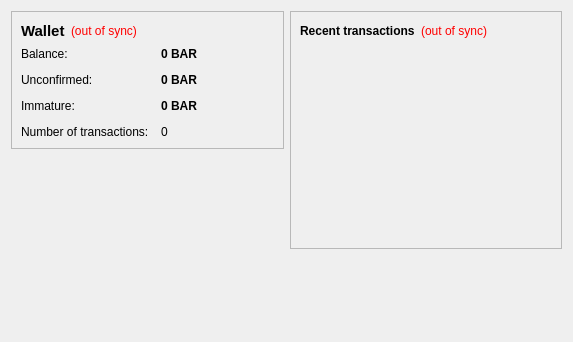
Before: the Qt Designer form src/qt/forms/overviewpage.ui in DigitalCurrencyProgramming/fubarcoin, drawn with Qt 5.
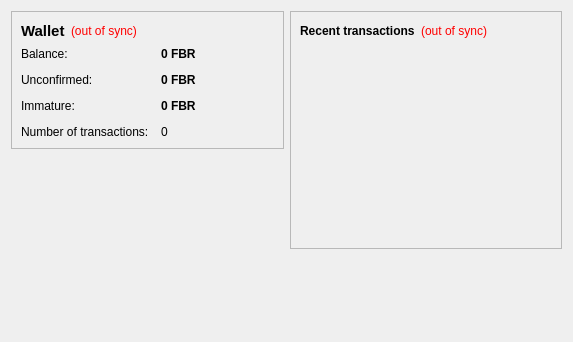
After: the same form once the commit is applied.

Diff of the .ui file:
```diff
--- a/src/qt/forms/overviewpage.ui
+++ b/src/qt/forms/overviewpage.ui
@@ -105,7 +105,7 @@
              <string>Your current balance</string>
             </property>
             <property name="text">
-             <string notr="true">0 BAR</string>
+             <string notr="true">0 FBR</string>
             </property>
             <property name="textInteractionFlags">
              <set>Qt::LinksAccessibleByMouse|Qt::TextSelectableByKeyboard|Qt::TextSelectableByMouse</set>
@@ -134,7 +134,7 @@
              <string>Total of transactions that have yet to be confirmed, and do not yet count toward the current balance</string>
             </property>
             <property name="text">
-             <string notr="true">0 BAR</string>
+             <string notr="true">0 FBR</string>
             </property>
             <property name="textInteractionFlags">
              <set>Qt::LinksAccessibleByMouse|Qt::TextSelectableByKeyboard|Qt::TextSelectableByMouse</set>
@@ -177,7 +177,7 @@
              <string>Mined balance that has not yet matured</string>
             </property>
             <property name="text">
-             <string notr="true">0 BAR</string>
+             <string notr="true">0 FBR</string>
             </property>
             <property name="textInteractionFlags">
              <set>Qt::LinksAccessibleByMouse|Qt::TextSelectableByKeyboard|Qt::TextSelectableByMouse</set>
```
Left out of the diff: 4 changed lines with no effect on the pictures.
